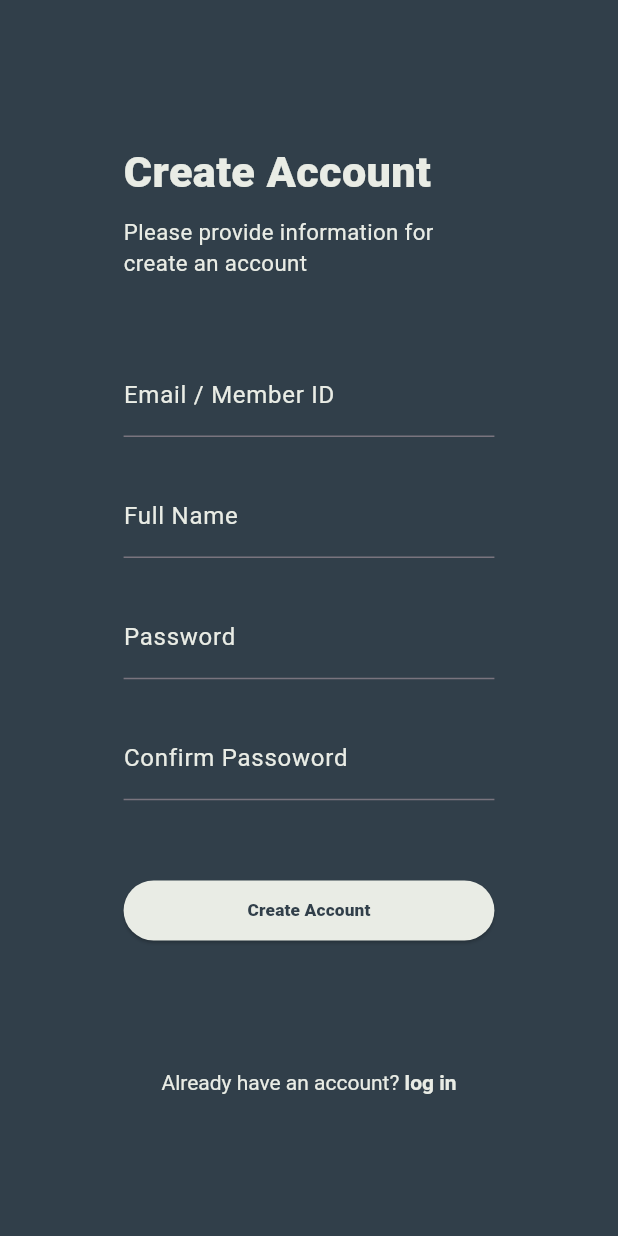
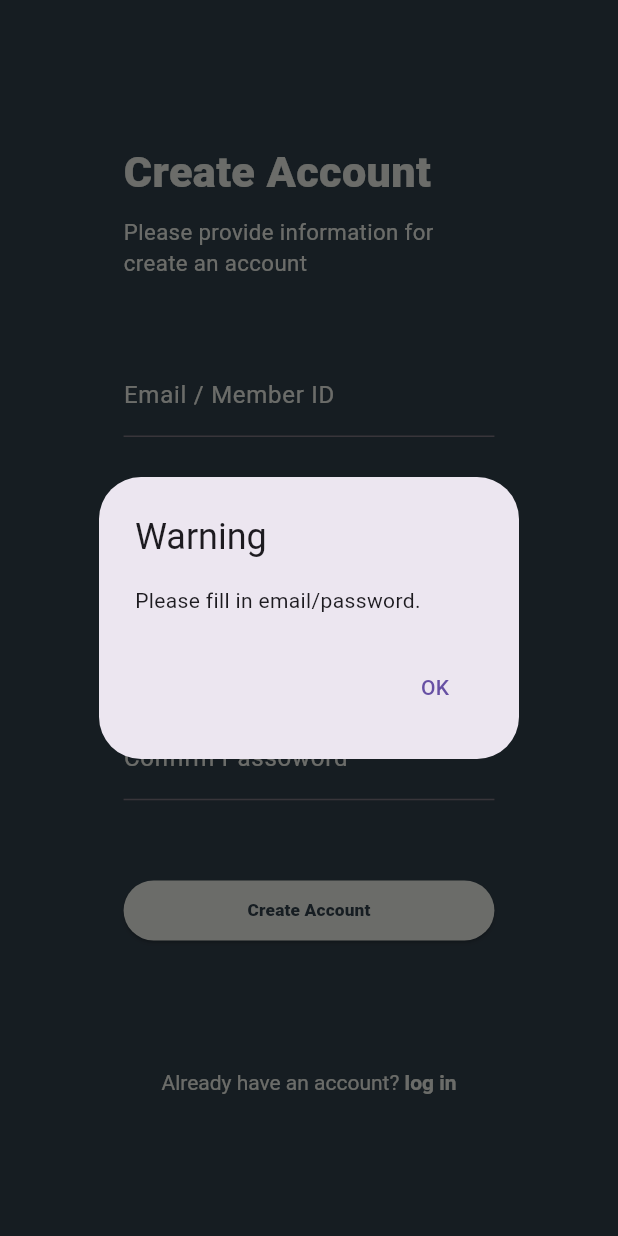
Before and after one commit to normndakbr/e-gym_mobile, a Flutter app: the RegisterPage screen opened directly, after a tap on "Create Account", on a phone screen of 412 x 824 dp. Run offline on Flutter 3.47's test engine with Material 3 defaults, Android fonts, the phone set to English and light mode, and no system bars.

Commit message:
added error handler on login / register

```diff
--- a/lib/src/pages/register.dart
+++ b/lib/src/pages/register.dart
@@ -45,24 +45,24 @@ class RegisterPage extends StatelessWidget {
               SizedBox(height: AppUtils.responsiveHeight(context, 0.06)),
               CustomTextFormField(
                 labelText: 'Email / Member ID',
-                value: email,
+                textValue: email,
               ),
               SizedBox(height: AppUtils.responsiveHeight(context, 0.03)),
               CustomTextFormField(
                 labelText: 'Full Name',
-                value: name,
+                textValue: name,
               ),
               SizedBox(height: AppUtils.responsiveHeight(context, 0.03)),
               CustomTextFormField(
                 labelText: 'Password',
                 obscureText: true,
-                value: password,
+                textValue: password,
               ),
               SizedBox(height: AppUtils.responsiveHeight(context, 0.03)),
               CustomTextFormField(
                 labelText: 'Confirm Passoword',
                 obscureText: true,
-                value: confirmPassword,
+                textValue: confirmPassword,
               ),
               SizedBox(height: AppUtils.responsiveHeight(context, 0.06)),
               Column(
@@ -70,10 +70,47 @@ class RegisterPage extends StatelessWidget {
                 children: [
                   ElevatedButton(
                     onPressed: () {
-                      print(email.text);
-                      print(name.text);
-                      print(password.text);
-                      print(confirmPassword.text);
+                      if (email.text.isEmpty ||
+                          password.text.isEmpty ||
+                          name.text.isEmpty ||
+                          confirmPassword.text.isEmpty) {
+                        showDialog(
+                          context: context,
+                          builder: (BuildContext context) {
+                            return AlertDialog(
+                              title: Text('Warning'),
+                              content: Text('Please fill in email/password.'),
+                              actions: [
+                                TextButton(
+                                  onPressed: () {
+                                    Navigator.of(context).pop();
+                                  },
+                                  child: Text('OK'),
+                                ),
+                              ],
+                            );
+                          },
+                        );
+                      } else {
+                        showDialog(
+                          context: context,
+                          builder: (BuildContext context) {
+                            return AlertDialog(
+                              title: Text('Success'),
+                              content: Text(
+                                  'New account request has been confirmed'),
+                              actions: [
+                                TextButton(
+                                  onPressed: () {
+                                    Navigator.of(context).pop();
+                                  },
+                                  child: Text('OK'),
+                                ),
+                              ],
+                            );
+                          },
+                        );
+                      }
                     },
                     style: ElevatedButton.styleFrom(
                       backgroundColor: AppConstants.secondaryColor,
--- a/lib/src/widgets/customTextFormField.dart
+++ b/lib/src/widgets/customTextFormField.dart
@@ -1,23 +1,26 @@
 import 'package:e_gym_mobile/constants.dart';
+import 'package:e_gym_mobile/src/utils/utils.dart';
 import 'package:flutter/material.dart';
 
 // ignore: must_be_immutable
 class CustomTextFormField extends StatelessWidget {
   final String labelText;
   final bool obscureText;
-  TextEditingController value = TextEditingController();
+  TextEditingController textValue = TextEditingController();
+  String? Function(String?)? validator;
 
   CustomTextFormField({
     super.key,
     required this.labelText,
-    required this.value,
+    required this.textValue,
     this.obscureText = false,
+    this.validator,
   });
 
   @override
   Widget build(BuildContext context) {
     return TextFormField(
-      controller: value,
+      controller: textValue,
       decoration: InputDecoration(
         focusColor: AppConstants.secondaryColor,
         labelText: labelText,
@@ -25,6 +28,7 @@ class CustomTextFormField extends StatelessWidget {
       ),
       obscureText: obscureText,
       style: TextStyle(color: AppConstants.secondaryColor),
+      validator: validator,
     );
   }
 }
```
Also changed, not shown: lib/src/pages/login.dart (+39 -4 lines), lib/src/utils/utils.dart (+28 -0 lines).
